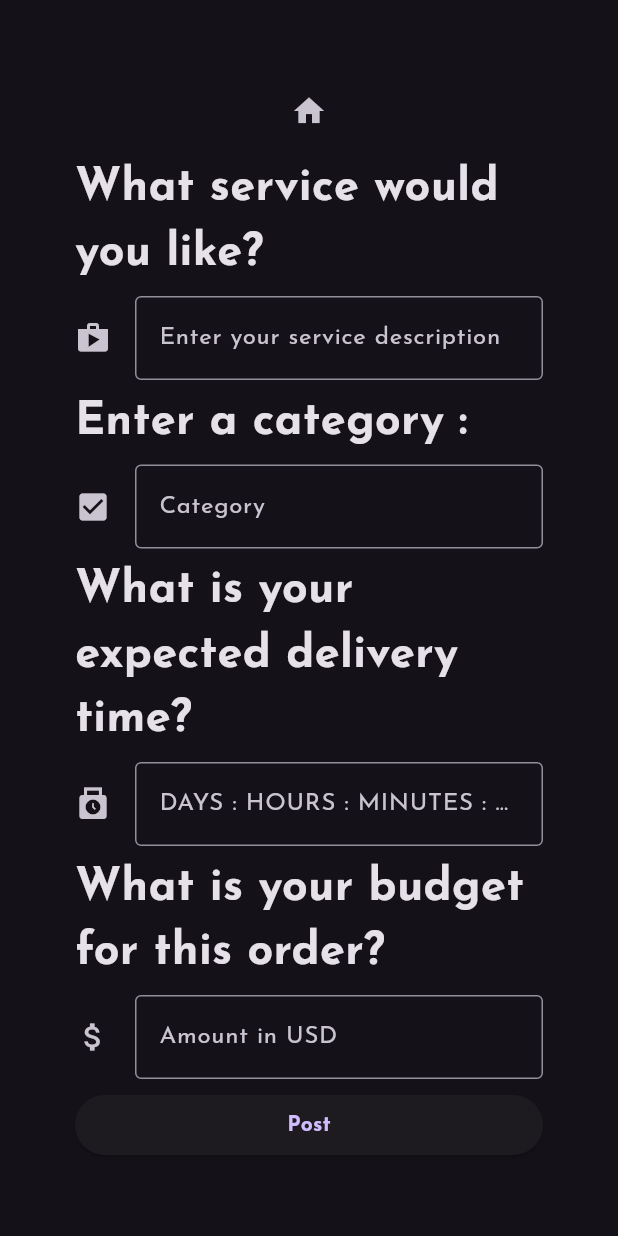
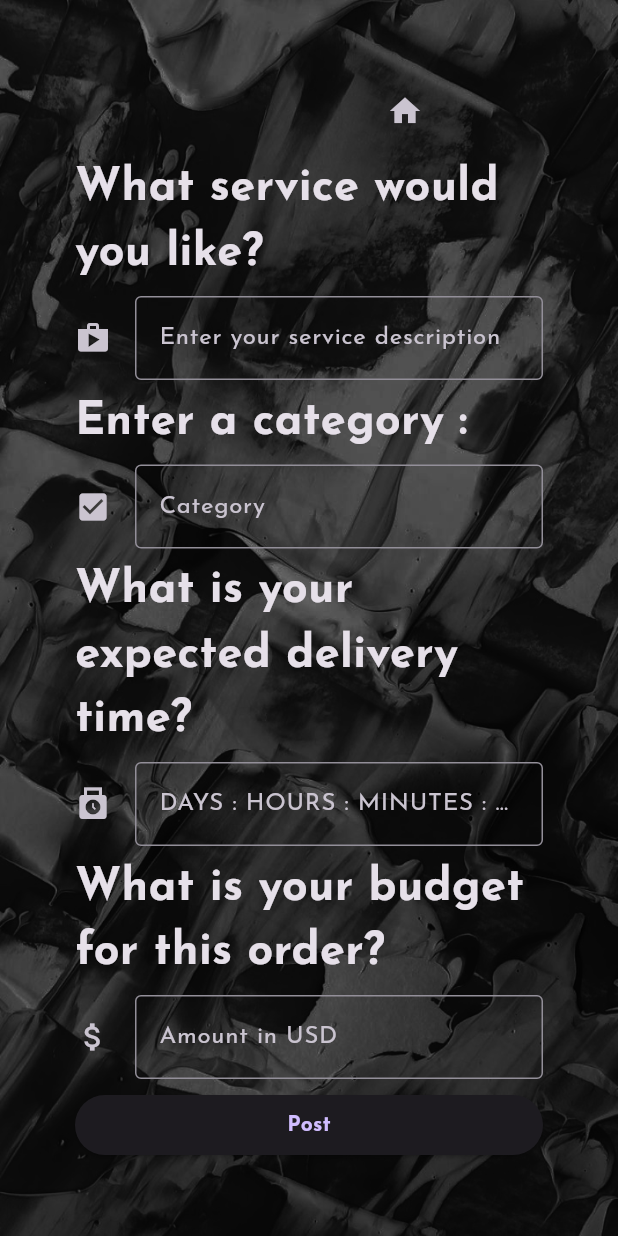
Before and after one commit to DarthBob112112/anonwork, a Flutter app: the PostScreen screen opened directly, on a phone screen of 412 x 824 dp. Run offline on Flutter 3.47's test engine with Material 3 defaults, Android fonts, the phone set to English and light mode, and no system bars; missing offline and left inert: dart:html, dart:js, webthree; statements that could not run were skipped.

Commit message:
"Updated home page UI, added SVG support, modified main.dart and post_work.dart files, and updated dependencies in pubspec.yaml and pubspec.lock"

```diff
--- a/lib/post_work.dart
+++ b/lib/post_work.dart
@@ -21,6 +21,7 @@ class _PostScreenState extends State<PostScreen> {
     _controller1.dispose();
     _controller2.dispose();
     _controller3.dispose();
+    _controller4.dispose();
 
     super.dispose();
   }
@@ -29,20 +30,27 @@ class _PostScreenState extends State<PostScreen> {
   Widget build(BuildContext context) {
     //ThemeData theme = Theme.of(context);
     return Scaffold(
-      body: Padding(
+      body: Container(
+        decoration: const BoxDecoration(
+          image: DecorationImage(
+              image: AssetImage('assets/images/bg.png'), fit: BoxFit.cover),
+        ),
+        child: Padding(
           padding: EdgeInsets.all(50.0),
           child: Column(
             mainAxisAlignment: MainAxisAlignment.spaceBetween,
             crossAxisAlignment: CrossAxisAlignment.stretch,
             children: [
-            IconButton(
-                onPressed: () {},
-                icon: const Icon(Icons.home)), //no home navigation yet
+              Padding(
+                padding: const EdgeInsets.symmetric(horizontal: 200.0),
+                child:
+                    IconButton(onPressed: () {}, icon: const Icon(Icons.home)),
+              ), //no home navigation yet
               const Text(
                 "What service would you like?",
                 style: TextStyle(fontWeight: FontWeight.bold, fontSize: 30),
               ),
-            customTextField(
+              CustomTextField(
                 name: 'Enter your service description',
                 icon: Icon(Icons.shop),
                 controller: _controller1,
@@ -54,7 +62,7 @@ class _PostScreenState extends State<PostScreen> {
                   fontSize: 30,
                 ),
               ),
-            customTextField(
+              CustomTextField(
                 name: 'Category',
                 icon: Icon(Icons.check_box),
                 controller: _controller2,
@@ -63,7 +71,7 @@ class _PostScreenState extends State<PostScreen> {
                 "What is your expected delivery time?",
                 style: TextStyle(fontWeight: FontWeight.bold, fontSize: 30),
               ),
-            customTextField(
+              CustomTextField(
                 name: 'DAYS : HOURS : MINUTES : SECONDS',
                 icon: Icon(Icons.punch_clock),
                 controller: _controller3,
@@ -72,7 +80,7 @@ class _PostScreenState extends State<PostScreen> {
                 "What is your budget for this order?",
                 style: TextStyle(fontWeight: FontWeight.bold, fontSize: 30),
               ),
-            customTextField(
+              CustomTextField(
                 name: 'Amount in USD',
                 icon: Icon(Icons.attach_money),
                 controller: _controller4,
@@ -90,15 +98,16 @@ class _PostScreenState extends State<PostScreen> {
             ],
           ),
         ),
+      ),
     );
   }
 }
 
-class customTextField extends StatelessWidget {
+class CustomTextField extends StatelessWidget {
   final String name;
   final Icon icon;
   final TextEditingController controller;
-  const customTextField({
+  const CustomTextField({
     super.key,
     required this.name,
     required this.icon,
```
Also changed, not shown: lib/home.dart (+81 -16 lines), lib/mainscreen.dart (+17 -15 lines), pubspec.yaml (+10 -2 lines), assets/fonts/LeagueGothic-Regular-VariableFont_wdth.ttf (added), assets/images/bg.png (added), assets/images/workname.png (added), assets/vectors/worknet.svg (added), flutter_01.png (added), pubspec.lock. Lines whose indentation alone changed are shown as unchanged.
